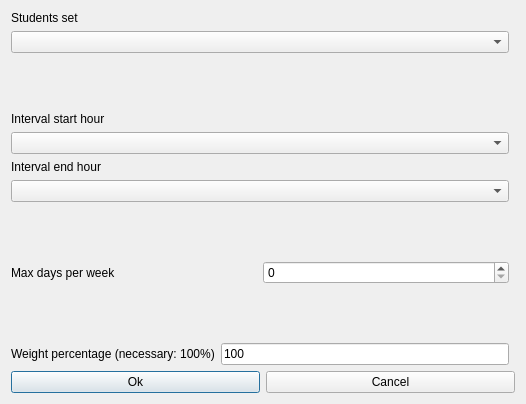
Before: the Qt Designer form fet/src/interface/modifyconstraintstudentssetafternoonintervalmaxdaysperweekform_template.ui in vonmecheln/fet, drawn with Qt 5.
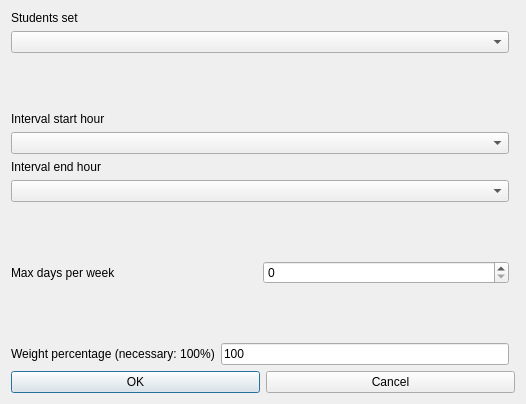
After: the same form once the commit is applied.

Diff of the .ui file:
```diff
--- a/fet/src/interface/modifyconstraintstudentssetafternoonintervalmaxdaysperweekform_template.ui
+++ b/fet/src/interface/modifyconstraintstudentssetafternoonintervalmaxdaysperweekform_template.ui
@@ -19,7 +19,7 @@
      <item>
       <widget class="QPushButton" name="okPushButton">
        <property name="text">
-        <string>Ok</string>
+        <string>OK</string>
        </property>
       </widget>
      </item>
```
